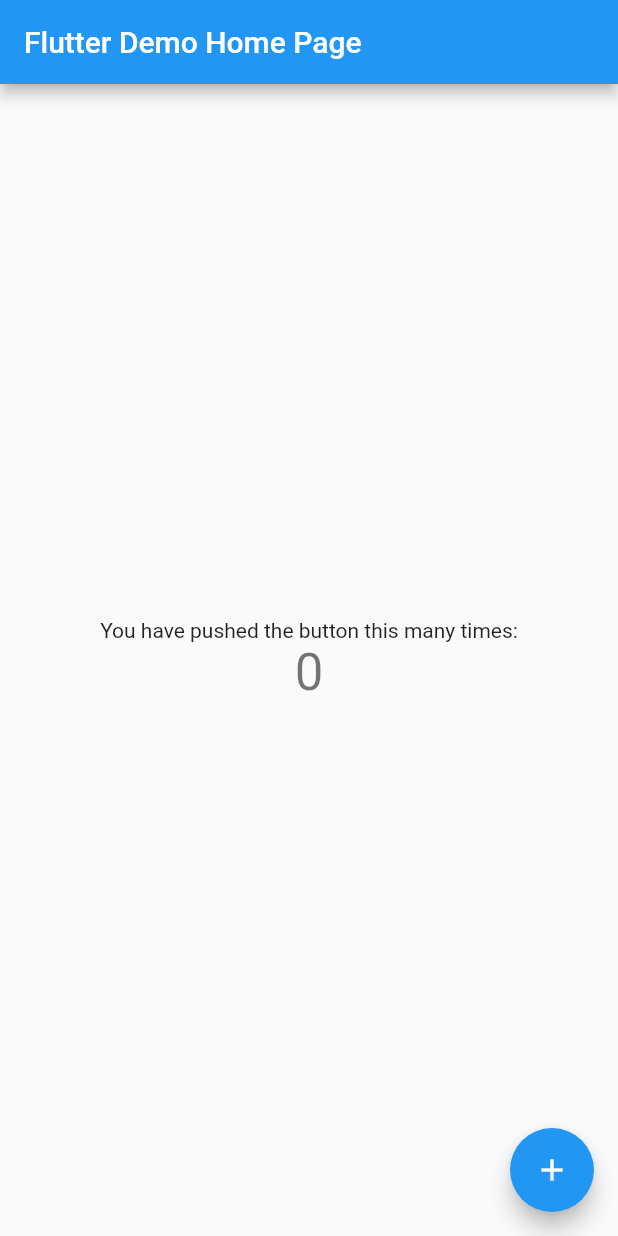
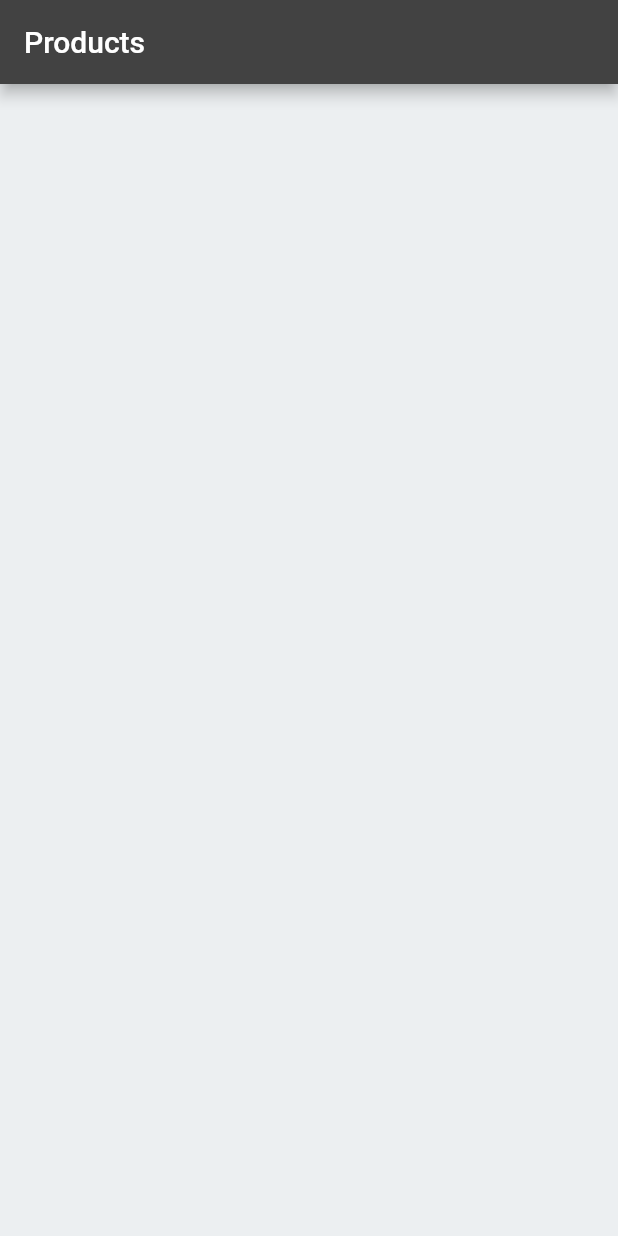
Before and after one commit to JediPixels/products, a Flutter app: the screen it shows after launch, on a phone screen of 412 x 824 dp. Run offline on Flutter 3.47's test engine with Material 2 defaults, Android fonts, the phone set to English and light mode, and no system bars.

Commit message:
Added to pubspec.yaml three packages, http, connectivity_plus and intl. Added the Auth models, product and product list models. Add to main light and dark themes.

```diff
--- a/lib/main.dart
+++ b/lib/main.dart
@@ -1,4 +1,5 @@
 import 'package:flutter/material.dart';
+import 'package:products/pages/home.dart';
 
 void main() {
   runApp(const MyApp());
@@ -11,105 +12,20 @@
   @override
   Widget build(BuildContext context) {
     return MaterialApp(
-      title: 'Flutter Demo',
+      debugShowCheckedModeBanner: false,
+      title: 'Products',
       theme: ThemeData(
-        // This is the theme of your application.
-        //
-        // Try running your application with "flutter run". You'll see the
-        // application has a blue toolbar. Then, without quitting the app, try
-        // changing the primarySwatch below to Colors.green and then invoke
-        // "hot reload" (press "r" in the console where you ran "flutter run",
-        // or simply save your changes to "hot reload" in a Flutter IDE).
-        // Notice that the counter didn't reset back to zero; the application
-        // is not restarted.
         primarySwatch: Colors.blue,
+        primaryColorLight: Colors.white,
+        brightness: Brightness.dark,
+        canvasColor: Colors.blueGrey.shade50,
       ),
-      home: const MyHomePage(title: 'Flutter Demo Home Page'),
+      darkTheme: ThemeData(
+        primarySwatch: Colors.grey,
+        brightness: Brightness.dark,
+      ),
+      themeMode: ThemeMode.system,
+      home: const Home(),
     );
   }
 }
-
-class MyHomePage extends StatefulWidget {
-  const MyHomePage({super.key, required this.title});
-
-  // This widget is the home page of your application. It is stateful, meaning
-  // that it has a State object (defined below) that contains fields that affect
-  // how it looks.
-
-  // This class is the configuration for the state. It holds the values (in this
-  // case the title) provided by the parent (in this case the App widget) and
-  // used by the build method of the State. Fields in a Widget subclass are
-  // always marked "final".
-
-  final String title;
-
-  @override
-  State<MyHomePage> createState() => _MyHomePageState();
-}
-
-class _MyHomePageState extends State<MyHomePage> {
-  int _counter = 0;
-
-  void _incrementCounter() {
-    setState(() {
-      // This call to setState tells the Flutter framework that something has
-      // changed in this State, which causes it to rerun the build method below
-      // so that the display can reflect the updated values. If we changed
-      // _counter without calling setState(), then the build method would not be
-      // called again, and so nothing would appear to happen.
-      _counter++;
-    });
-  }
-
-  @override
-  Widget build(BuildContext context) {
-    // This method is rerun every time setState is called, for instance as done
-    // by the _incrementCounter method above.
-    //
-    // The Flutter framework has been optimized to make rerunning build methods
-    // fast, so that you can just rebuild anything that needs updating rather
-    // than having to individually change instances of widgets.
-    return Scaffold(
-      appBar: AppBar(
-        // Here we take the value from the MyHomePage object that was created by
-        // the App.build method, and use it to set our appbar title.
-        title: Text(widget.title),
-      ),
-      body: Center(
-        // Center is a layout widget. It takes a single child and positions it
-        // in the middle of the parent.
-        child: Column(
-          // Column is also a layout widget. It takes a list of children and
-          // arranges them vertically. By default, it sizes itself to fit its
-          // children horizontally, and tries to be as tall as its parent.
-          //
-          // Invoke "debug painting" (press "p" in the console, choose the
-          // "Toggle Debug Paint" action from the Flutter Inspector in Android
-          // Studio, or the "Toggle Debug Paint" command in Visual Studio Code)
-          // to see the wireframe for each widget.
-          //
-          // Column has various properties to control how it sizes itself and
-          // how it positions its children. Here we use mainAxisAlignment to
-          // center the children vertically; the main axis here is the vertical
-          // axis because Columns are vertical (the cross axis would be
-          // horizontal).
-          mainAxisAlignment: MainAxisAlignment.center,
-          children: <Widget>[
-            const Text(
-              'You have pushed the button this many times:',
-            ),
-            Text(
-              '$_counter',
-              style: Theme.of(context).textTheme.headline4,
-            ),
-          ],
-        ),
-      ),
-      floatingActionButton: FloatingActionButton(
-        onPressed: _incrementCounter,
-        tooltip: 'Increment',
-        child: const Icon(Icons.add),
-      ), // This trailing comma makes auto-formatting nicer for build methods.
-    );
-  }
-}
--- /dev/null
+++ b/lib/models/product/products_list_model.dart
@@ -0,0 +1,82 @@
+import 'dart:convert';
+import 'package:products/models/product/product_model.dart';
+
+class ProductListModel {
+  ProductListModel({
+    required this.products,
+    required this.total,
+    required this.skip,
+    required this.limit,
+  });
+
+  List<ProductModel> products;
+  int total;
+  int skip;
+  int limit;
+
+  factory ProductListModel.fromRawJson(String str) => ProductListModel.fromJson(json.decode(str));
+
+  String toRawJson() => json.encode(toJson());
+
+  factory ProductListModel.fromJson(Map<String, dynamic> json) => ProductListModel(
+    products: List<ProductModel>.from(json["products"].map((x) => ProductModel.fromJson(x))),
+    total: json["total"],
+    skip: json["skip"],
+    limit: json["limit"],
+  );
+
+  Map<String, dynamic> toJson() => {
+    "products": List<dynamic>.from(products.map((x) => x.toJson())),
+    "total": total,
+    "skip": skip,
+    "limit": limit,
+  };
+}
+
+// JSON
+/*
+{
+  "products": [
+    {
+      "id": 1,
+      "title": "iPhone 9",
+      "description": "An apple mobile which is nothing like apple",
+      "price": 549,
+      "discountPercentage": 12.96,
+      "rating": 4.69,
+      "stock": 94,
+      "brand": "Apple",
+      "category": "smartphones",
+      "thumbnail": "https://dummyjson.com/image/i/products/1/thumbnail.jpg",
+      "images": [
+        "https://dummyjson.com/image/i/products/1/1.jpg",
+        "https://dummyjson.com/image/i/products/1/2.jpg",
+        "https://dummyjson.com/image/i/products/1/3.jpg",
+        "https://dummyjson.com/image/i/products/1/4.jpg",
+        "https://dummyjson.com/image/i/products/1/thumbnail.jpg"
+      ]
+    },
+    {
+      "id": 2,
+      "title": "iPhone X",
+      "description": "SIM-Free, Model A19211 6.5-inch Super Retina HD display with OLED technology A12 Bionic chip with ...",
+      "price": 899,
+      "discountPercentage": 17.94,
+      "rating": 4.44,
+      "stock": 34,
+      "brand": "Apple",
+      "category": "smartphones",
+      "thumbnail": "https://dummyjson.com/image/i/products/2/thumbnail.jpg",
+      "images": [
+        "https://dummyjson.com/image/i/products/2/1.jpg",
+        "https://dummyjson.com/image/i/products/2/2.jpg",
+        "https://dummyjson.com/image/i/products/2/3.jpg",
+        "https://dummyjson.com/image/i/products/2/thumbnail.jpg"
+      ]
+    }
+  ],
+  "total": 100,
+  "skip": 0,
+  "limit": 30
+}
+*/
--- /dev/null
+++ b/lib/pages/home.dart
@@ -0,0 +1,22 @@
+import 'package:flutter/material.dart';
+
+class Home extends StatefulWidget {
+  const Home({Key? key}) : super(key: key);
+
+  @override
+  State<Home> createState() => _HomeState();
+}
+
+class _HomeState extends State<Home> {
+  @override
+  Widget build(BuildContext context) {
+    return Scaffold(
+      appBar: AppBar(
+        title: const Text('Products'),
+      ),
+      body: SafeArea(
+        child: Container(),
+      ),
+    );
+  }
+}
--- a/pubspec.yaml
+++ b/pubspec.yaml
@@ -36,6 +36,9 @@
   # The following adds the Cupertino Icons font to your application.
   # Use with the CupertinoIcons class for iOS style icons.
   cupertino_icons: ^1.0.2
+  http: ^0.13.5
+  connectivity_plus: ^3.0.2
+  intl: ^0.17.0
 
 dev_dependencies:
   flutter_test:
```
Also changed, not shown: lib/models/auth/auth_error_model.dart (added, +28 -0 lines), lib/models/auth/auth_model.dart (added, +63 -0 lines), lib/models/product/product_model.dart (added, +84 -0 lines), pubspec.lock.
